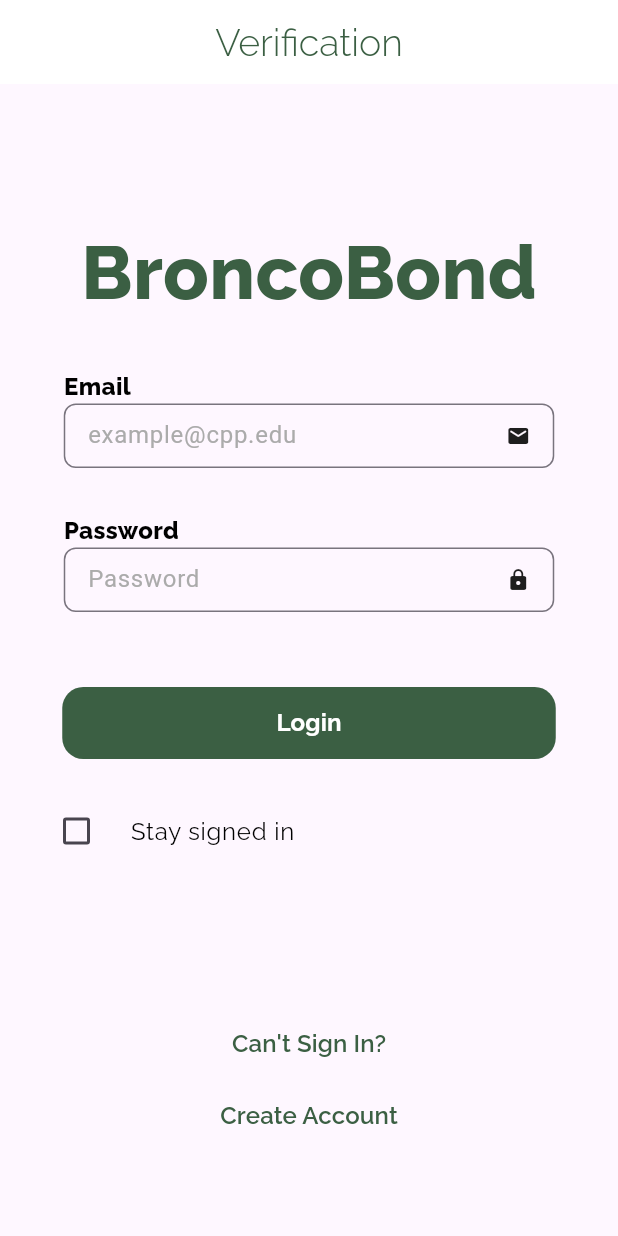
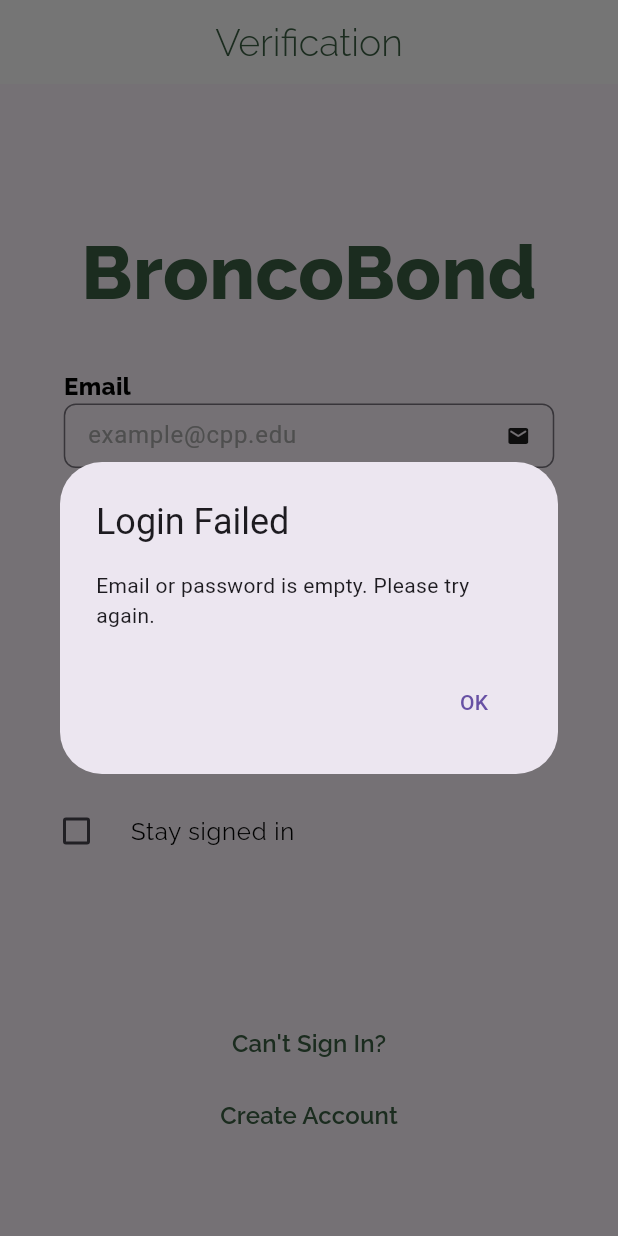
Before and after one commit to BroncoBond/Bronco-Bond, a Flutter app: the LoginPage screen opened directly, after a tap on "Login", on a phone screen of 412 x 824 dp. Run offline on Flutter 3.47's test engine with Material 3 defaults, Android fonts, the light colour scheme and no system bars; our stand-ins replace google_fonts, jwt_decoder, shared_preferences; accounts and stored records are empty; generated files the repository leaves out were written again.

Commit message:
pop up dialog for login errors

```diff
--- a/lib/src/screens/login.dart
+++ b/lib/src/screens/login.dart
@@ -47,6 +47,7 @@
             body: jsonEncode(regBody));
 
         print('${response.statusCode}');
+        print('${response.body}');
         if (response.statusCode == 200) {
           var jsonResponse = jsonDecode(response.body);
           if (jsonResponse['status']) {
@@ -71,8 +72,24 @@
           }
         } else {
           print('HTTP request failed with status: ${response.statusCode}');
-          // Handle other HTTP status codes
-          // You might want to show an error message to the user
+          showDialog(
+            context: context,
+            builder: (BuildContext context) {
+              return AlertDialog(
+                title: Text('Login Failed'),
+                content:
+                    Text('Please check your email and password and try again.'),
+                actions: <Widget>[
+                  TextButton(
+                    onPressed: () {
+                      Navigator.of(context).pop();
+                    },
+                    child: Text('OK'),
+                  ),
+                ],
+              );
+            },
+          );
         }
       } catch (e) {
         print('Error during HTTP request: $e');
@@ -83,6 +100,23 @@
       // Handle case where email or password is empty
       // You might want to show an error message to the user
       print('Email or password is empty');
+      showDialog(
+        context: context,
+        builder: (BuildContext context) {
+          return AlertDialog(
+            title: Text('Login Failed'),
+            content: Text('Email or password is empty. Please try again.'),
+            actions: <Widget>[
+              TextButton(
+                onPressed: () {
+                  Navigator.of(context).pop();
+                },
+                child: Text('OK'),
+              ),
+            ],
+          );
+        },
+      );
     }
   }
 
```
